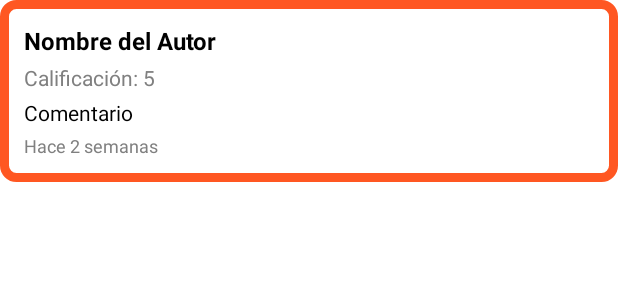
After one commit to Joss-lg/Pizzetos, an Android app: the layout item_resena.xml on its own in the app's theme, with its tools: preview values and no code run, on a phone screen of 412 x 824 dp. The commit adds this screen. Shown: the top 300 px of the screen. Run offline under Robolectric (Android 15) with nearby library versions, the phone set to English and light mode, and no system bars.

Commit message:
WEB SERVICES DE RESEÑAS IMPLEMENTADO

```diff
--- a/app/src/main/res/layout/activity_home.xml
+++ b/app/src/main/res/layout/activity_home.xml
@@ -150,7 +150,7 @@
 
     <!-- Tarjeta de Consultar Pedido -->
     <androidx.cardview.widget.CardView
-        android:id="@+id/card_ranking"
+        android:id="@+id/card_reseñas"
         android:layout_width="0dp"
         android:layout_height="wrap_content"
         android:layout_marginStart="16dp"
@@ -181,7 +181,7 @@
                 android:layout_width="wrap_content"
                 android:layout_height="wrap_content"
                 android:layout_marginStart="16dp"
-                android:text="RANKING"
+                android:text="RESEÑAS"
                 android:textColor="#000000"
                 android:textSize="16sp"
                 android:textStyle="bold" />
@@ -203,7 +203,7 @@
         app:cardBackgroundColor="@android:color/white"
         app:layout_constraintStart_toStartOf="parent"
         app:layout_constraintEnd_toEndOf="parent"
-        app:layout_constraintTop_toBottomOf="@id/card_ranking">
+        app:layout_constraintTop_toBottomOf="@id/card_reseñas">
 
         <LinearLayout
             android:layout_width="match_parent"
--- /dev/null
+++ b/app/src/main/res/layout/item_resena.xml
@@ -0,0 +1,49 @@
+<?xml version="1.0" encoding="utf-8"?>
+<LinearLayout
+    xmlns:android="http://schemas.android.com/apk/res/android"
+    android:layout_width="match_parent"
+    android:layout_height="wrap_content"
+    android:orientation="vertical"
+    android:padding="16dp"
+    android:background="@drawable/borde_simple">
+
+    <!-- Nombre del Autor -->
+    <TextView
+        android:id="@+id/tvAuthorName"
+        android:layout_width="wrap_content"
+        android:layout_height="wrap_content"
+        android:text="Nombre del Autor"
+        android:textStyle="bold"
+        android:textColor="@color/black"
+        android:textSize="16sp" />
+
+    <!-- Calificación -->
+    <TextView
+        android:id="@+id/tvRating"
+        android:layout_width="wrap_content"
+        android:layout_height="wrap_content"
+        android:text="Calificación: 5"
+        android:textColor="@color/gris"
+        android:textSize="14sp"
+        android:layout_marginTop="4dp" />
+
+    <!-- Texto del Comentario -->
+    <TextView
+        android:id="@+id/tvReviewText"
+        android:layout_width="wrap_content"
+        android:layout_height="wrap_content"
+        android:text="Comentario"
+        android:textColor="@color/black"
+        android:textSize="14sp"
+        android:layout_marginTop="4dp" />
+
+    <!-- Fecha Relativa -->
+    <TextView
+        android:id="@+id/tvTime"
+        android:layout_width="wrap_content"
+        android:layout_height="wrap_content"
+        android:text="Hace 2 semanas"
+        android:textColor="@color/gris"
+        android:textSize="12sp"
+        android:layout_marginTop="4dp" />
+</LinearLayout>
```
Also changed, not shown: app/build.gradle.kts (+7 -1 lines), app/src/main/AndroidManifest.xml (+4 -6 lines), app/src/main/java/com/tuusuario/pizzetos/ActivityResenas.java (added, +65 -0 lines), app/src/main/java/com/tuusuario/pizzetos/ApiClient.java (added, +18 -0 lines), app/src/main/java/com/tuusuario/pizzetos/GooglePlacesApi.java (added, +15 -0 lines), app/src/main/java/com/tuusuario/pizzetos/GoogleTranslationApi.java (added, +15 -0 lines), app/src/main/java/com/tuusuario/pizzetos/Home.java (+21 -42 lines), app/src/main/java/com/tuusuario/pizzetos/PlaceDetailsResponse.java (added, +53 -0 lines), app/src/main/java/com/tuusuario/pizzetos/ReseñasAdapter.java (added, +89 -0 lines), app/src/main/java/com/tuusuario/pizzetos/TranslationResponse.java (added, +30 -0 lines), app/src/main/java/com/tuusuario/pizzetos/ranking.java (deleted, +0 -24 lines), app/src/main/res/layout/activity_ranking.xml (deleted, +0 -10 lines), app/src/main/res/layout/activity_resenas.xml (added, +21 -0 lines), settings.gradle.kts (line endings or trailing spaces).
